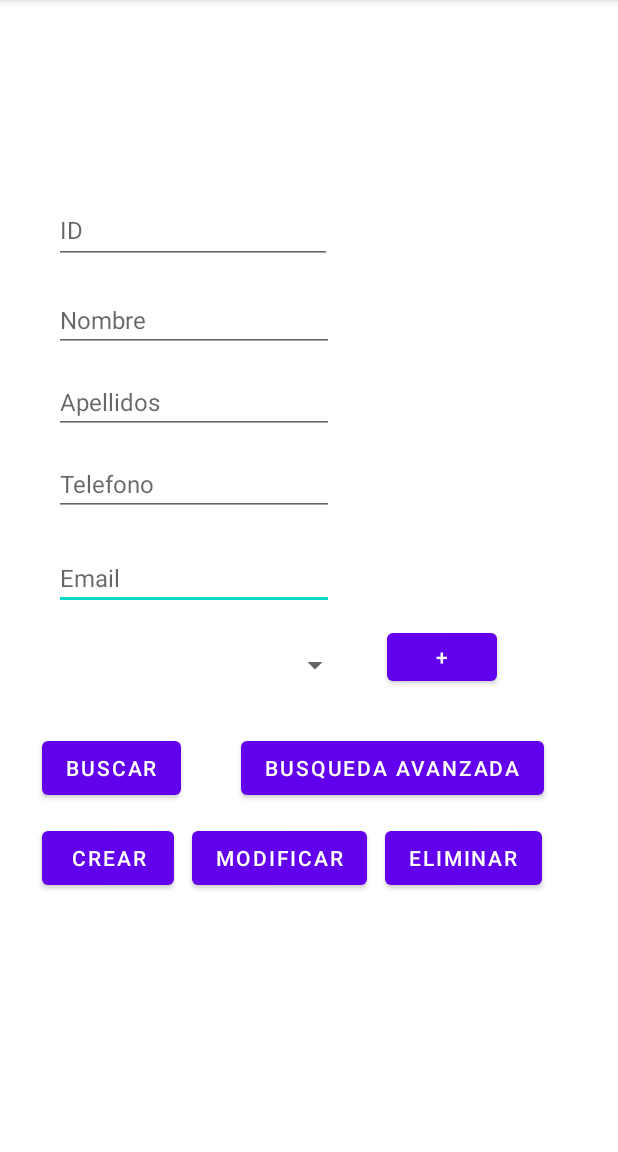
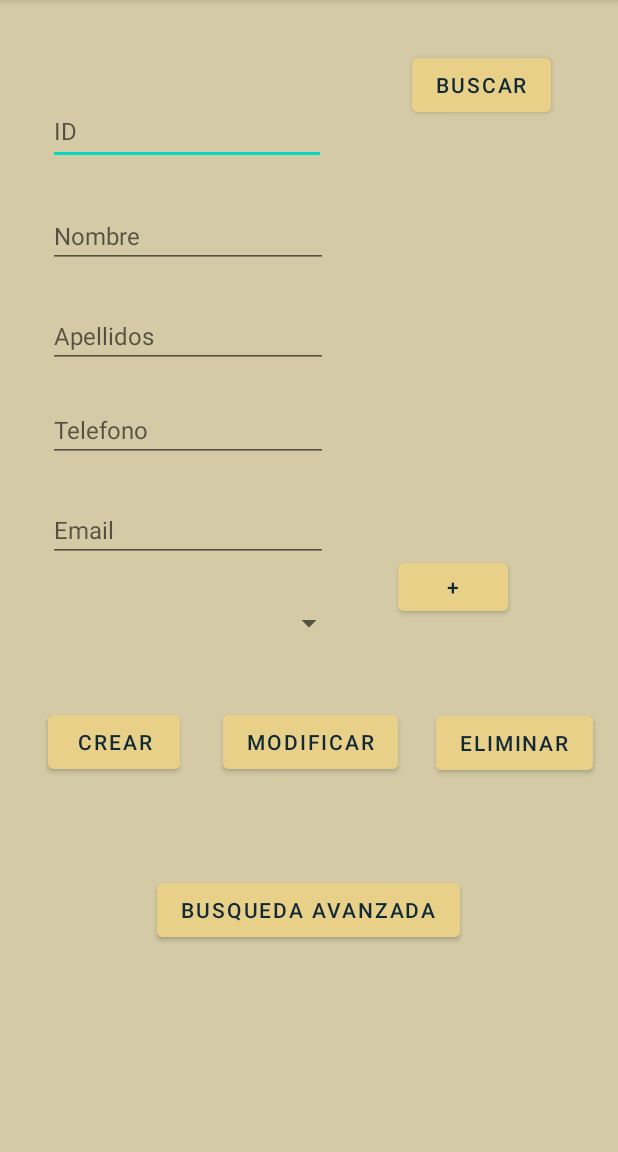
Before and after one commit to sirlencio/Android, an Android app: the screen it shows after launch (MainActivity), on a phone screen of 412 x 824 dp, the part 84-1236 px from its top. Run offline under Robolectric (Android 15) with nearby library versions, the phone set to English and light mode, and no system bars.

Commit message:
Agenda terrminada

```diff
--- a/AgendaContactos1/app/src/main/java/com/example/agendacontactos/MainActivity.java
+++ b/AgendaContactos1/app/src/main/java/com/example/agendacontactos/MainActivity.java
@@ -134,7 +134,7 @@ public class MainActivity extends AppCompatActivity {
         String email = txt_email.getText().toString();
         String tel = txt_telefono.getText().toString();
         String grupo = txt_grupo.getSelectedItem().toString();
-        if (nombre.isEmpty() || apellidos.isEmpty() || email.isEmpty() || tel.isEmpty()) {
+        if (codigo.isEmpty() || nombre.isEmpty() || apellidos.isEmpty() || email.isEmpty() || tel.isEmpty()) {
             Toast.makeText(this, "Rellena todos los campos", Toast.LENGTH_SHORT).show();
         } else {
             ContentValues registro = new ContentValues();
--- a/AgendaContactos1/app/src/main/res/layout/activity_main.xml
+++ b/AgendaContactos1/app/src/main/res/layout/activity_main.xml
@@ -4,107 +4,96 @@
     xmlns:tools="http://schemas.android.com/tools"
     android:layout_width="match_parent"
     android:layout_height="match_parent"
+    android:background="#d4caa6"
     tools:context=".MainActivity">
-
-    <EditText
-        android:id="@+id/editTextTextPersonName5"
-        android:layout_width="wrap_content"
-        android:layout_height="wrap_content"
-        android:layout_marginBottom="20dp"
-        android:ems="10"
-        android:hint="Email"
-        android:inputType="textPersonName"
-        android:textSize="16sp"
-        app:layout_constraintBottom_toTopOf="@+id/spinner"
-        app:layout_constraintStart_toStartOf="@+id/spinner" />
-
-    <EditText
-        android:id="@+id/editTextTextPersonName2"
-        android:layout_width="wrap_content"
-        android:layout_height="wrap_content"
-        android:layout_marginBottom="12dp"
-        android:ems="10"
-        android:hint="Nombre"
-        android:inputType="textPersonName"
-        android:textSize="16sp"
-        app:layout_constraintBottom_toTopOf="@+id/editTextTextPersonName3"
-        app:layout_constraintStart_toStartOf="@+id/editTextTextPersonName3" />
-
-    <EditText
-        android:id="@+id/editTextTextPersonName4"
-        android:layout_width="wrap_content"
-        android:layout_height="wrap_content"
-        android:layout_marginBottom="20dp"
-        android:ems="10"
-        android:hint="Telefono"
-        android:inputType="textPersonName"
-        android:textSize="16sp"
-        app:layout_constraintBottom_toTopOf="@+id/editTextTextPersonName5"
-        app:layout_constraintStart_toStartOf="@+id/editTextTextPersonName5" />
-
-    <EditText
-        android:id="@+id/editTextTextPersonName3"
-        android:layout_width="wrap_content"
-        android:layout_height="wrap_content"
-        android:layout_marginBottom="12dp"
-        android:ems="10"
-        android:hint="Apellidos"
-        android:inputType="textPersonName"
-        android:textSize="16sp"
-        app:layout_constraintBottom_toTopOf="@+id/editTextTextPersonName4"
-        app:layout_constraintStart_toStartOf="@+id/editTextTextPersonName4" />
 
     <Button
         android:id="@+id/button"
         android:layout_width="wrap_content"
         android:layout_height="wrap_content"
         android:layout_marginBottom="12dp"
+        android:backgroundTint="#e8d089"
         android:onClick="consultar"
         android:text="Buscar"
-        app:layout_constraintBottom_toTopOf="@+id/button3"
-        app:layout_constraintStart_toStartOf="@+id/button3" />
+        android:textColor="#112935"
+        app:layout_constraintBottom_toBottomOf="parent"
+        app:layout_constraintEnd_toEndOf="parent"
+        app:layout_constraintHorizontal_bias="0.861"
+        app:layout_constraintStart_toStartOf="parent"
+        app:layout_constraintTop_toTopOf="parent"
+        app:layout_constraintVertical_bias="0.046" />
 
     <Button
         android:id="@+id/button2"
         android:layout_width="wrap_content"
         android:layout_height="wrap_content"
-        android:layout_marginStart="40dp"
-        android:layout_marginBottom="12dp"
+        android:backgroundTint="#e8d089"
         android:onClick="avanzada"
         android:text="Busqueda Avanzada"
-        app:layout_constraintBottom_toTopOf="@+id/button4"
-        app:layout_constraintStart_toEndOf="@+id/button" />
+        android:textColor="#112935"
+        app:layout_constraintBottom_toBottomOf="parent"
+        app:layout_constraintEnd_toEndOf="parent"
+        app:layout_constraintHorizontal_bias="0.497"
+        app:layout_constraintStart_toStartOf="parent"
+        app:layout_constraintTop_toTopOf="parent"
+        app:layout_constraintVertical_bias="0.809" />
 
     <Button
         android:id="@+id/button3"
         android:layout_width="wrap_content"
         android:layout_height="wrap_content"
-        android:layout_marginStart="28dp"
-        android:layout_marginBottom="172dp"
+        android:backgroundTint="#e8d089"
         android:onClick="registrar"
         android:text="Crear"
+        android:textColor="#112935"
         app:layout_constraintBottom_toBottomOf="parent"
-        app:layout_constraintStart_toStartOf="parent" />
+        app:layout_constraintEnd_toEndOf="parent"
+        app:layout_constraintHorizontal_bias="0.099"
+        app:layout_constraintStart_toStartOf="parent"
+        app:layout_constraintTop_toTopOf="parent"
+        app:layout_constraintVertical_bias="0.654" />
+
+    <Button
+        android:id="@+id/button5"
+        android:layout_width="wrap_content"
+        android:layout_height="wrap_content"
+        android:layout_marginStart="20dp"
+        android:layout_marginBottom="4dp"
+        android:backgroundTint="#e8d089"
+        android:onClick="eliminar"
+        android:text="Eliminar"
+        android:textColor="#112935"
+        app:layout_constraintBottom_toBottomOf="parent"
+        app:layout_constraintEnd_toEndOf="parent"
+        app:layout_constraintHorizontal_bias="0.943"
+        app:layout_constraintStart_toStartOf="parent"
+        app:layout_constraintTop_toTopOf="parent"
+        app:layout_constraintVertical_bias="0.658" />
 
     <Button
         android:id="@+id/button4"
         android:layout_width="wrap_content"
         android:layout_height="wrap_content"
-        android:layout_marginStart="12dp"
+        android:backgroundTint="#e8d089"
         android:onClick="modificar"
         android:text="Modificar"
-        app:layout_constraintBottom_toBottomOf="@+id/button3"
-        app:layout_constraintStart_toEndOf="@+id/button3" />
+        android:textColor="#112935"
+        app:layout_constraintBottom_toBottomOf="parent"
+        app:layout_constraintEnd_toEndOf="parent"
+        app:layout_constraintHorizontal_bias="0.503"
+        app:layout_constraintStart_toStartOf="parent"
+        app:layout_constraintTop_toTopOf="parent"
+        app:layout_constraintVertical_bias="0.654" />
 
-    <Button
-        android:id="@+id/button5"
-        android:layout_width="wrap_content"
-        android:layout_height="wrap_content"
-        android:layout_marginStart="12dp"
-        android:onClick="eliminar"
-        android:text="Eliminar"
-        app:layout_constraintBottom_toBottomOf="@+id/button4"
-        app:layout_constraintStart_toEndOf="@+id/button4" />
+    <Spinner
+        android:id="@+id/spinner"
+        android:layout_width="198dp"
+        android:layout_height="33dp"
+        android:layout_marginStart="32dp"
+        android:layout_marginBottom="336dp"
+        android:spinnerMode="dropdown"
+        app:layout_constraintBottom_toBottomOf="parent"
+        app:layout_constraintStart_toStartOf="parent" />
 
     <EditText
         android:id="@+id/editTextID"
@@ -114,28 +103,99 @@
         android:ems="10"
         android:hint="ID"
         android:inputType="number"
+        android:textColor="#112935"
         android:textSize="16sp"
         app:layout_constraintBottom_toTopOf="@+id/editTextTextPersonName2"
-        app:layout_constraintStart_toStartOf="@+id/editTextTextPersonName2" />
+        app:layout_constraintEnd_toEndOf="parent"
+        app:layout_constraintHorizontal_bias="0.141"
+        app:layout_constraintStart_toStartOf="parent"
+        app:layout_constraintTop_toTopOf="parent"
+        app:layout_constraintVertical_bias="0.868" />
 
-    <Spinner
-        android:id="@+id/spinner"
-        android:layout_width="198dp"
-        android:layout_height="33dp"
-        android:layout_marginStart="36dp"
-        android:layout_marginBottom="308dp"
-        android:spinnerMode="dropdown"
-        app:layout_constraintBottom_toBottomOf="parent"
-        app:layout_constraintStart_toStartOf="parent" />
+    <EditText
+        android:id="@+id/editTextTextPersonName2"
+        android:layout_width="wrap_content"
+        android:layout_height="wrap_content"
+        android:layout_marginBottom="24dp"
+        android:ems="10"
+        android:hint="Nombre"
+        android:inputType="textPersonName"
+        android:textColor="#112935"
+        android:textSize="16sp"
+        app:layout_constraintBottom_toTopOf="@+id/editTextTextPersonName3"
+        app:layout_constraintEnd_toEndOf="parent"
+        app:layout_constraintHorizontal_bias="0.142"
+        app:layout_constraintStart_toStartOf="parent"
+        app:layout_constraintTop_toTopOf="parent"
+        app:layout_constraintVertical_bias="1.0" />
+
+    <EditText
+        android:id="@+id/editTextTextPersonName3"
+        android:layout_width="wrap_content"
+        android:layout_height="wrap_content"
+        android:layout_marginStart="4dp"
+        android:layout_marginBottom="20dp"
+        android:ems="10"
+        android:hint="Apellidos"
+        android:inputType="textPersonName"
+        android:textColor="#112935"
+        android:textSize="16sp"
+        app:layout_constraintBottom_toTopOf="@+id/editTextTextPersonName4"
+        app:layout_constraintEnd_toEndOf="parent"
+        app:layout_constraintHorizontal_bias="0.127"
+        app:layout_constraintStart_toStartOf="parent"
+        app:layout_constraintTop_toTopOf="parent"
+        app:layout_constraintVertical_bias="1.0" />
+
+    <EditText
+        android:id="@+id/editTextTextPersonName4"
+        android:layout_width="wrap_content"
+        android:layout_height="wrap_content"
+        android:layout_marginBottom="24dp"
+        android:ems="10"
+        android:hint="Telefono"
+        android:inputType="textPersonName"
+        android:textColor="#112935"
+        android:textSize="16sp"
+        app:layout_constraintBottom_toTopOf="@+id/editTextTextPersonName5"
+        app:layout_constraintEnd_toEndOf="parent"
+        app:layout_constraintHorizontal_bias="0.142"
+        app:layout_constraintStart_toStartOf="parent"
+        app:layout_constraintTop_toTopOf="parent"
+        app:layout_constraintVertical_bias="1.0" />
+
+    <EditText
+        android:id="@+id/editTextTextPersonName5"
+        android:layout_width="wrap_content"
+        android:layout_height="wrap_content"
+        android:layout_marginStart="16dp"
+        android:layout_marginBottom="24dp"
+        android:ems="10"
+        android:hint="Email"
+        android:inputType="textPersonName"
+        android:textColor="#112935"
+        android:textSize="16sp"
+        app:layout_constraintBottom_toTopOf="@+id/spinner"
+        app:layout_constraintEnd_toEndOf="parent"
+        app:layout_constraintHorizontal_bias="0.076"
+        app:layout_constraintStart_toStartOf="parent"
+        app:layout_constraintTop_toTopOf="parent"
+        app:layout_constraintVertical_bias="1.0" />
 
     <Button
         android:id="@+id/button6"
         android:layout_width="73dp"
         android:layout_height="44dp"
-        android:layout_marginStart="24dp"
+        android:layout_marginStart="28dp"
+        android:backgroundTint="#e8d089"
         android:onClick="creargrupo"
         android:text="+"
-        app:layout_constraintBottom_toBottomOf="@+id/spinner"
-        app:layout_constraintStart_toEndOf="@+id/spinner" />
+        android:textColor="#112935"
+        app:layout_constraintBottom_toBottomOf="parent"
+        app:layout_constraintEnd_toEndOf="parent"
+        app:layout_constraintHorizontal_bias="0.087"
+        app:layout_constraintStart_toEndOf="@+id/spinner"
+        app:layout_constraintTop_toTopOf="parent"
+        app:layout_constraintVertical_bias="0.51" />
 
 </androidx.constraintlayout.widget.ConstraintLayout>
```
Also changed, not shown: AgendaContactos1/app/src/main/java/com/example/agendacontactos/BusquedaAvanzada.java (+15 -0 lines), AgendaContactos1/app/src/main/res/layout/activity_busqueda_avanzada.xml (+43 -15 lines), AgendaContactos1/app/src/main/res/layout/activity_nuevo_grupo.xml (+29 -21 lines).
